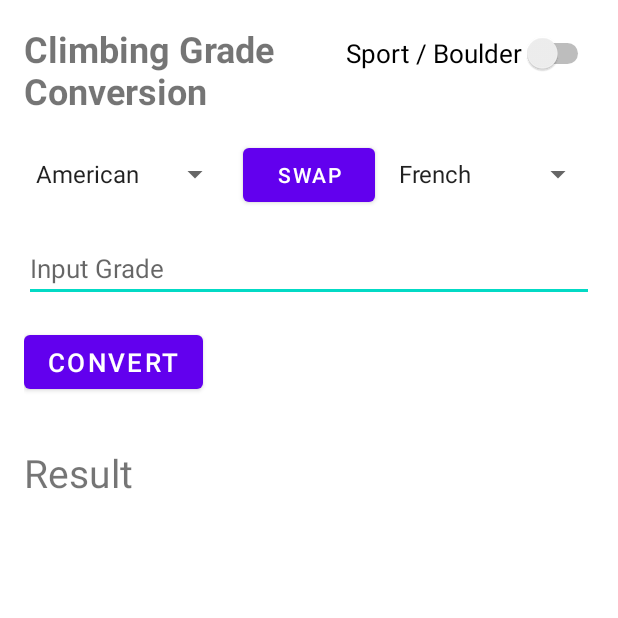
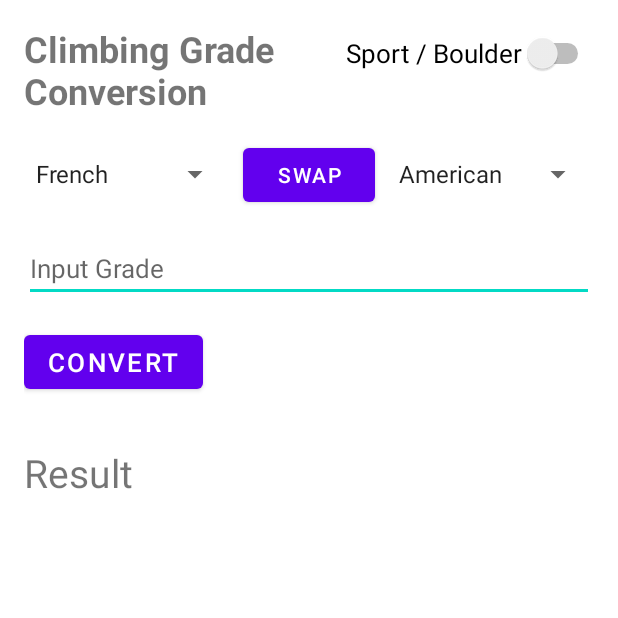
Before and after one commit to jaymeanchante/climbing-grades-conversion, an Android app: the screen it shows after launch (MainActivity), after a tap on "SWAP", on a phone screen of 412 x 824 dp, the top half of it. Run offline under Robolectric (Android 15) with nearby library versions, the phone set to English and light mode, and no system bars.

Commit message:
:sparkles: added functionality to the swap button

```diff
--- a/app/src/main/kotlin/com/example/climbinggradesconversion/MainActivity.kt
+++ b/app/src/main/kotlin/com/example/climbinggradesconversion/MainActivity.kt
@@ -9,22 +9,31 @@ import androidx.appcompat.app.AppCompatActivity
 class MainActivity : AppCompatActivity() {
 
     private val systems = arrayOf("French", "UIAA", "YDS", "British")
+    private var lastOutputGrade: String? = null
+    private lateinit var spinnerInput: Spinner
+    private lateinit var spinnerOutput: Spinner
+    private lateinit var editGrade: EditText
+    private lateinit var switchSport: Switch
+    private lateinit var textResult: TextView
+    private lateinit var pairMap: MutableMap<String, MutableList<String>>
+    private lateinit var inputSystems: List<String>
+    private lateinit var outputAdapter: ArrayAdapter<String>
 
     override fun onCreate(savedInstanceState: Bundle?) {
         super.onCreate(savedInstanceState)
         setContentView(R.layout.activity_main)
 
-        val spinnerInput = findViewById<Spinner>(R.id.spinnerInputSystem)
-        val spinnerOutput = findViewById<Spinner>(R.id.spinnerOutputSystem)
-        val editGrade = findViewById<EditText>(R.id.editTextGrade)
-        val switchSport = findViewById<Switch>(R.id.switchSportBoulder)
+        spinnerInput = findViewById<Spinner>(R.id.spinnerInputSystem)
+        spinnerOutput = findViewById<Spinner>(R.id.spinnerOutputSystem)
+        editGrade = findViewById<EditText>(R.id.editTextGrade)
+        switchSport = findViewById<Switch>(R.id.switchSportBoulder)
         val buttonConvert = findViewById<Button>(R.id.buttonConvert)
-        val textResult = findViewById<TextView>(R.id.textViewResult)
+        textResult = findViewById<TextView>(R.id.textViewResult)
 
         // Load pairs from assets/pairs.txt
         val pairLines = assets.open("pairs.txt").bufferedReader().readLines()
             .filter { it.isNotBlank() && !it.startsWith("#") }
-        val pairMap = mutableMapOf<String, MutableList<String>>()
+        pairMap = mutableMapOf<String, MutableList<String>>()
         for (line in pairLines) {
             val parts = line.split(",")
             if (parts.size != 2) continue
@@ -32,14 +41,14 @@ class MainActivity : AppCompatActivity() {
             val output = parts[1].trim()
             pairMap.getOrPut(input) { mutableListOf() }.add(output)
         }
-        val inputSystems = pairMap.keys.toList()
+        inputSystems = pairMap.keys.toList()
         val inputAdapter = ArrayAdapter(this, android.R.layout.simple_spinner_item, inputSystems)
         inputAdapter.setDropDownViewResource(android.R.layout.simple_spinner_dropdown_item)
         spinnerInput.adapter = inputAdapter
 
         // Initialize output spinner based on first input system
         var currentOutputs = pairMap[inputSystems.firstOrNull() ?: ""] ?: listOf()
-        var outputAdapter = ArrayAdapter(this, android.R.layout.simple_spinner_item, currentOutputs)
+        outputAdapter = ArrayAdapter(this, android.R.layout.simple_spinner_item, currentOutputs)
         outputAdapter.setDropDownViewResource(android.R.layout.simple_spinner_dropdown_item)
         spinnerOutput.adapter = outputAdapter
 
@@ -57,28 +66,79 @@ class MainActivity : AppCompatActivity() {
         }
 
         buttonConvert.setOnClickListener {
-            val inputSystem = spinnerInput.selectedItem as String
-            val outputSystem = spinnerOutput.selectedItem as String
-            val grade = editGrade.text.toString().trim()
-            val isBoulder = switchSport.isChecked
-
-            if (grade.isEmpty()) {
-                Toast.makeText(this, "Enter a grade", Toast.LENGTH_SHORT).show()
-                return@setOnClickListener
-            }
-
-            val result = convertGrade(inputSystem, grade, outputSystem, isBoulder)
-            textResult.text = result
+            performConversion()
         }
 
         // Swap button to exchange selected input and output systems
         val buttonSwap = findViewById<Button>(R.id.buttonSwap)
         buttonSwap.setOnClickListener {
-            val inputPos = spinnerInput.selectedItemPosition
-            val outputPos = spinnerOutput.selectedItemPosition
-            spinnerInput.setSelection(outputPos)
-            spinnerOutput.setSelection(inputPos)
+            val currentInputSystem = spinnerInput.selectedItem as String
+            val currentOutputSystem = spinnerOutput.selectedItem as String
+
+            // Swap the spinner selections
+            val inputIndex = inputSystems.indexOf(currentOutputSystem)
+            val outputSystemsForNewInput = pairMap[currentOutputSystem] ?: listOf()
+            val outputIndex = outputSystemsForNewInput.indexOf(currentInputSystem)
+
+            if (inputIndex != -1) {
+                // Temporarily remove the listener to prevent automatic updates
+                spinnerInput.onItemSelectedListener = null
+
+                // Update output spinner with systems available for the new input
+                outputAdapter = ArrayAdapter(this, android.R.layout.simple_spinner_item, outputSystemsForNewInput)
+                outputAdapter.setDropDownViewResource(android.R.layout.simple_spinner_dropdown_item)
+                spinnerOutput.adapter = outputAdapter
+
+                // Set the selections
+                spinnerInput.setSelection(inputIndex)
+                if (outputIndex != -1) {
+                    spinnerOutput.setSelection(outputIndex)
+                } else if (outputSystemsForNewInput.isNotEmpty()) {
+                    spinnerOutput.setSelection(0)
+                }
+
+                // Reattach the listener
+                spinnerInput.onItemSelectedListener = object : AdapterView.OnItemSelectedListener {
+                    override fun onItemSelected(parent: AdapterView<*>, view: View?, position: Int, id: Long) {
+                        val selectedInput = inputSystems[position]
+                        val outputs = pairMap[selectedInput] ?: listOf()
+                        outputAdapter = ArrayAdapter(this@MainActivity, android.R.layout.simple_spinner_item, outputs)
+                        outputAdapter.setDropDownViewResource(android.R.layout.simple_spinner_dropdown_item)
+                        spinnerOutput.adapter = outputAdapter
+                    }
+
+                    override fun onNothingSelected(parent: AdapterView<*>) {}
+                }
+
+                // If the input value is not empty, swap values and trigger conversion
+                if (editGrade.text.isNotEmpty()) {
+                    // Take the outputValue and put it as inputValue
+                    lastOutputGrade?.let { editGrade.setText(it) }
+
+                    // Trigger the convert function
+                    performConversion()
+                    Toast.makeText(this, "Swapped conversion systems", Toast.LENGTH_SHORT).show()
+                } else {
+                    // If the inputValue is empty, just notify about system swap
+                    Toast.makeText(this, "Swapped conversion systems", Toast.LENGTH_SHORT).show()
+                }
+            }
         }
+    }
+
+    private fun performConversion() {
+        val inputSystem = spinnerInput.selectedItem as String
+        val outputSystem = spinnerOutput.selectedItem as String
+        val grade = editGrade.text.toString().trim()
+        val isBoulder = switchSport.isChecked
+
+        if (grade.isEmpty()) {
+            Toast.makeText(this, "Enter a grade", Toast.LENGTH_SHORT).show()
+            return
+        }
+
+        val result = convertGrade(inputSystem, grade, outputSystem, isBoulder)
+        textResult.text = result
     }
 
     private fun convertGrade(
@@ -98,6 +158,7 @@ class MainActivity : AppCompatActivity() {
                 inGrade.equals(grade, true) &&
                 outSys.equals(outputSystem, true)
             ) {
+                lastOutputGrade = outGrade
                 return "Converted $grade ($inputSystem) → $outGrade ($outputSystem) [${if (isBoulder) "Boulder" else "Sport"}]"
             }
         }
```
